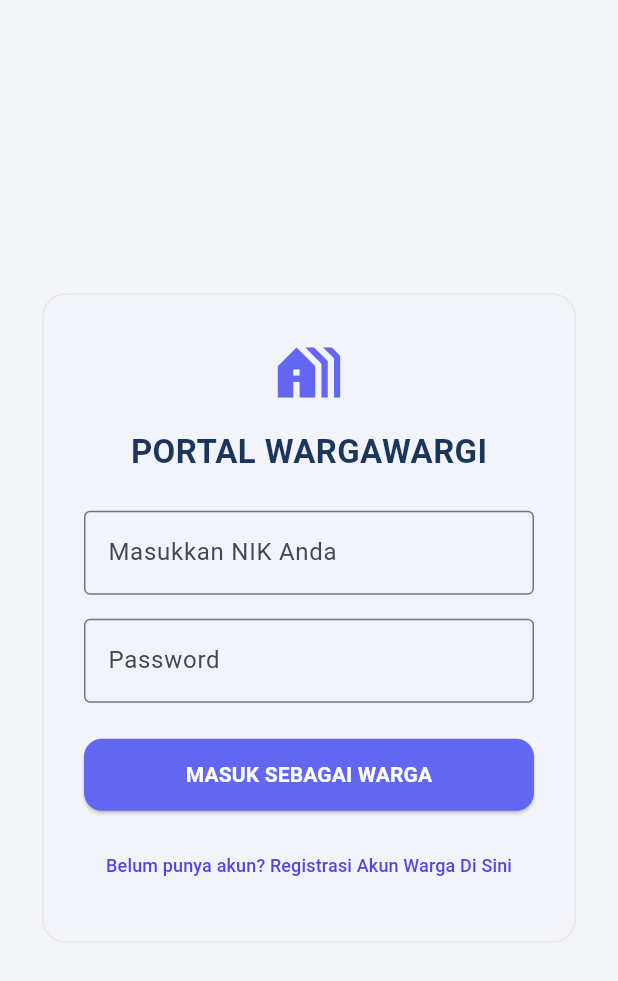
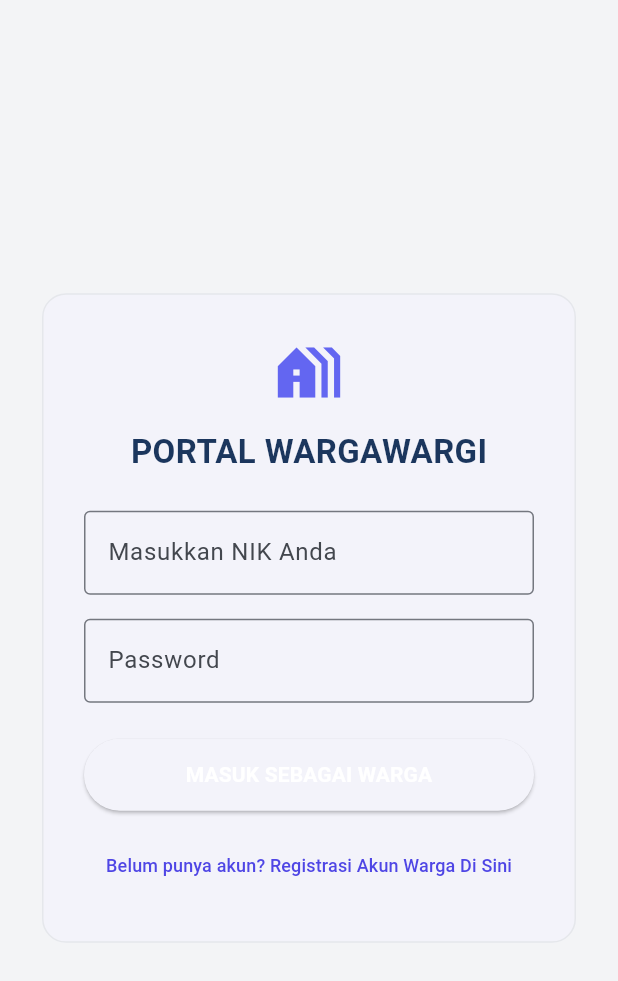
Before and after one commit to ameliawaruwu/wargawargiapp, a Flutter app: the screen it shows after launch, on a phone screen of 412 x 824 dp. Shown: the top 981 px of the screen. Run offline on Flutter 3.47's test engine with Material 3 defaults, Android fonts, the phone set to English and light mode, and no system bars; our stand-ins replace image_picker, shared_preferences, sqflite; accounts and stored records are empty; statements that could not run were skipped.

Commit message:
perubahan di bagian login

```diff
--- a/lib/screens/login_screen.dart
+++ b/lib/screens/login_screen.dart
@@ -92,7 +92,7 @@ class _LoginScreenState extends State<LoginScreen> {
                       child: ElevatedButton(
                         onPressed: _prosesLoginWarga,
                         style: ElevatedButton.styleFrom(
-                          backgroundColor: const Color(0xFF6366F1),
+                          backgroundColor: a
                           shape: RoundedRectangleBorder(borderRadius: BorderRadius.circular(12)),
                         ),
                         child: const Text('MASUK SEBAGAI WARGA', style: TextStyle(color: Colors.white, fontWeight: FontWeight.bold)),
```
